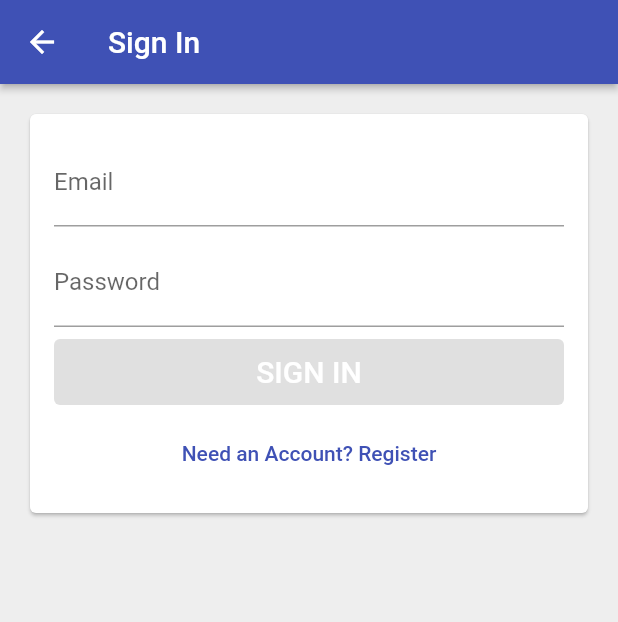
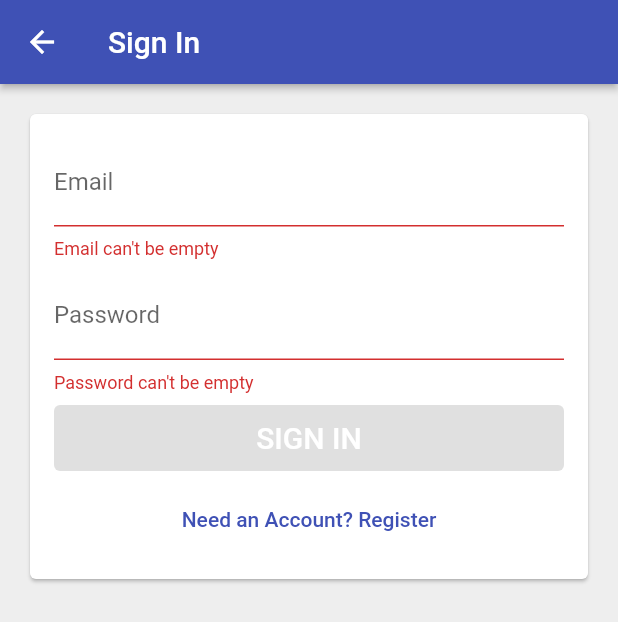
Before and after one commit to irfan87/time_tracker_flutter, a Flutter app: the EmailSignInPage screen opened directly with empty values, on a phone screen of 412 x 824 dp. Shown: the top 622 px of the screen. Run offline on Flutter 3.47's test engine with Material 2 defaults, Android fonts, the phone set to English and light mode, and no system bars; our stand-ins replace firebase_auth, firebase_core, google_sign_in; missing offline and left inert: flutter_login_facebook; accounts and stored records are empty.

Commit message:
display error message if email and password are empty

```diff
--- a/lib/app/signin/email_sign_in_form.dart
+++ b/lib/app/signin/email_sign_in_form.dart
@@ -97,11 +97,14 @@ class _EmailSignInFormState extends State<EmailSignInForm> {
   }
 
   TextField _buildEmailTextField() {
+    bool emailValid = widget.emailValidator.isValid(_email);
+
     return TextField(
       controller: _emailController,
       decoration: InputDecoration(
         labelText: 'Email',
         hintText: 'your@email.com',
+        errorText: emailValid ? null : widget.invalidEmailErrorText,
       ),
       keyboardType: TextInputType.emailAddress,
       autocorrect: false,
@@ -113,10 +116,13 @@ class _EmailSignInFormState extends State<EmailSignInForm> {
   }
 
   TextField _buildPasswordTextField() {
+    bool passwordValid = widget.passwordValidator.isValid(_password);
+
     return TextField(
       controller: _passwordController,
       decoration: InputDecoration(
         labelText: 'Password',
+        errorText: passwordValid ? null : widget.invalidPasswordErrorText,
       ),
       obscureText: true,
       textInputAction: TextInputAction.done,
--- a/lib/app/signin/validators.dart
+++ b/lib/app/signin/validators.dart
@@ -12,4 +12,6 @@ class NonEmptyStringValidator implements StringValidator {
 class EmailAndPasswordValidators {
   final StringValidator emailValidator = NonEmptyStringValidator();
   final StringValidator passwordValidator = NonEmptyStringValidator();
+  final String invalidEmailErrorText = "Email can't be empty";
+  final String invalidPasswordErrorText = "Password can't be empty";
 }
```
